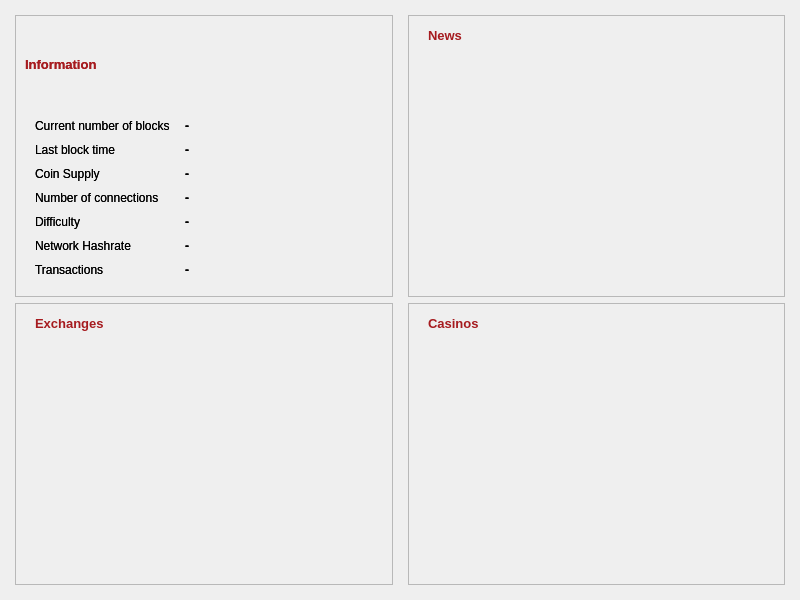
Before: the Qt Designer form src/qt/forms/infopage.ui in transcoder/CasinoCoin, drawn with Qt 5.
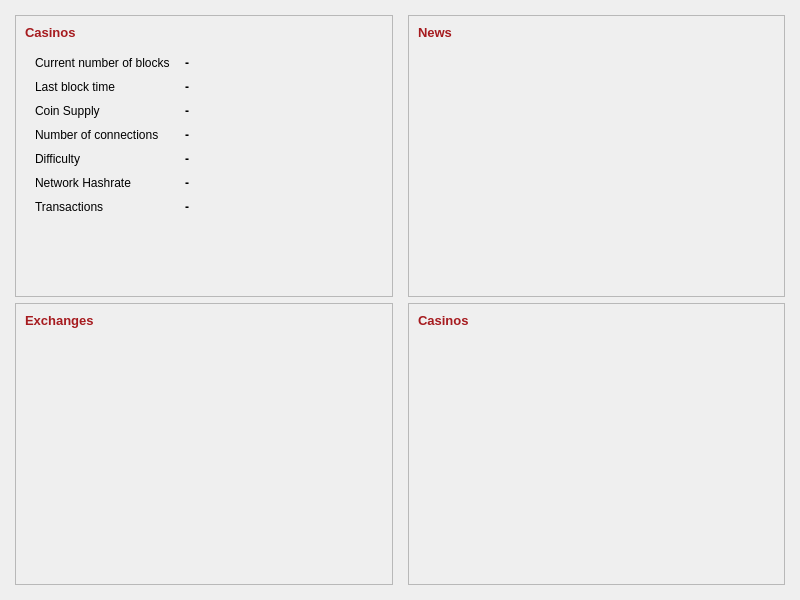
After: the same form once the commit is applied.

Commit message: Exchanges widget

Diff of the .ui file:
```diff
--- a/src/qt/forms/infopage.ui
+++ b/src/qt/forms/infopage.ui
@@ -29,37 +29,88 @@
    <property name="horizontalSpacing">
     <number>15</number>
    </property>
-   <item row="1" column="0">
-    <widget class="QFrame" name="exchangeInfoBox">
+   <item row="0" column="1">
+    <widget class="QFrame" name="newsItemsBox">
      <property name="frameShape">
       <enum>QFrame::StyledPanel</enum>
      </property>
      <property name="frameShadow">
       <enum>QFrame::Sunken</enum>
      </property>
-     <widget class="QLabel" name="lblExchangesHeader">
-      <property name="geometry">
-       <rect>
-        <x>20</x>
-        <y>10</y>
-        <width>351</width>
-        <height>21</height>
-       </rect>
-      </property>
-      <property name="font">
-       <font>
-        <pointsize>10</pointsize>
-        <weight>75</weight>
-        <bold>true</bold>
-       </font>
-      </property>
-      <property name="styleSheet">
-       <string notr="true">color: rgb(166, 27, 31);</string>
-      </property>
-      <property name="text">
-       <string>Exchanges</string>
-      </property>
-     </widget>
+     <layout class="QGridLayout" name="gridLayout_3">
+      <item row="0" column="0">
+       <widget class="QLabel" name="lblNewsHeader">
+        <property name="font">
+         <font>
+          <pointsize>10</pointsize>
+          <weight>75</weight>
+          <bold>true</bold>
+         </font>
+        </property>
+        <property name="styleSheet">
+         <string notr="true">color: rgb(166, 27, 31);</string>
+        </property>
+        <property name="text">
+         <string>News</string>
+        </property>
+       </widget>
+      </item>
+      <item row="1" column="0">
+       <spacer name="verticalSpacer_2">
+        <property name="orientation">
+         <enum>Qt::Vertical</enum>
+        </property>
+        <property name="sizeHint" stdset="0">
+         <size>
+          <width>20</width>
+          <height>40</height>
+         </size>
+        </property>
+       </spacer>
+      </item>
+     </layout>
+    </widget>
+   </item>
+   <item row="1" column="1">
+    <widget class="QFrame" name="casinoInfoBox">
+     <property name="frameShape">
+      <enum>QFrame::StyledPanel</enum>
+     </property>
+     <property name="frameShadow">
+      <enum>QFrame::Sunken</enum>
+     </property>
+     <layout class="QGridLayout" name="gridLayout_5">
+      <item row="0" column="0">
+       <widget class="QLabel" name="lblCasinosHeader">
+        <property name="font">
+         <font>
+          <pointsize>10</pointsize>
+          <weight>75</weight>
+          <bold>true</bold>
+         </font>
+        </property>
+        <property name="styleSheet">
+         <string notr="true">color: rgb(166, 27, 31);</string>
+        </property>
+        <property name="text">
+         <string>Casinos</string>
+        </property>
+       </widget>
+      </item>
+      <item row="1" column="0">
+       <spacer name="verticalSpacer">
+        <property name="orientation">
+         <enum>Qt::Vertical</enum>
+        </property>
+        <property name="sizeHint" stdset="0">
+         <size>
+          <width>20</width>
+          <height>40</height>
+         </size>
+        </property>
+       </spacer>
+      </item>
+     </layout>
     </widget>
    </item>
    <item row="0" column="0">
@@ -74,6 +125,23 @@
       <enum>QFrame::Sunken</enum>
      </property>
      <layout class="QGridLayout" name="gridLayout_2">
+      <item row="0" column="0">
+       <widget class="QLabel" name="lblCasinosHeader_2">
+        <property name="font">
+         <font>
+          <pointsize>10</pointsize>
+          <weight>75</weight>
+          <bold>true</bold>
+         </font>
+        </property>
+        <property name="styleSheet">
+         <string notr="true">color: rgb(166, 27, 31);</string>
+        </property>
+        <property name="text">
+         <string>Casinos</string>
+        </property>
+       </widget>
+      </item>
       <item row="1" column="0">
        <layout class="QFormLayout" name="formCoinDetails">
         <property name="fieldGrowthPolicy">
@@ -495,547 +563,63 @@
         </item>
        </layout>
       </item>
-      <item row="0" column="0">
-       <widget class="QLabel" name="lblCasinosHeader_2">
-        <property name="font">
-         <font>
-          <family>MS Shell Dlg 2</family>
-          <pointsize>10</pointsize>
-          <weight>75</weight>
-          <bold>true</bold>
-         </font>
+      <item row="2" column="0">
+       <spacer name="verticalSpacer_3">
+        <property name="orientation">
+         <enum>Qt::Vertical</enum>
         </property>
-        <property name="styleSheet">
-         <string notr="true">color: rgb(166, 27, 31);</string>
+        <property name="sizeHint" stdset="0">
+         <size>
+          <width>20</width>
+          <height>40</height>
+         </size>
         </property>
-        <property name="text">
-         <string>Information</string>
-        </property>
-       </widget>
+       </spacer>
       </item>
      </layout>
     </widget>
    </item>
-   <item row="0" column="1">
-    <widget class="QFrame" name="newsItemsBox">
+   <item row="1" column="0">
+    <widget class="QFrame" name="exchangeInfoBox">
      <property name="frameShape">
       <enum>QFrame::StyledPanel</enum>
      </property>
      <property name="frameShadow">
       <enum>QFrame::Sunken</enum>
      </property>
-     <widget class="QLabel" name="lblNewsHeader">
-      <property name="geometry">
-       <rect>
-        <x>20</x>
-        <y>10</y>
-        <width>351</width>
-        <height>21</height>
-       </rect>
-      </property>
-      <property name="font">
-       <font>
-        <pointsize>10</pointsize>
-        <weight>75</weight>
-        <bold>true</bold>
-       </font>
-      </property>
-      <property name="styleSheet">
-       <string notr="true">color: rgb(166, 27, 31);</string>
-      </property>
-      <property name="text">
-       <string>News</string>
-      </property>
-     </widget>
-    </widget>
-   </item>
-   <item row="1" column="1">
-    <widget class="QFrame" name="casinoInfoBox">
-     <property name="frameShape">
-      <enum>QFrame::StyledPanel</enum>
-     </property>
-     <property name="frameShadow">
-      <enum>QFrame::Sunken</enum>
-     </property>
-     <widget class="QLabel" name="lblCasinosHeader">
-      <property name="geometry">
-       <rect>
-        <x>20</x>
-        <y>10</y>
-        <width>351</width>
-        <height>21</height>
-       </rect>
-      </property>
-      <property name="font">
-       <font>
-        <pointsize>10</pointsize>
-        <weight>75</weight>
-        <bold>true</bold>
-       </font>
-      </property>
-      <property name="styleSheet">
-       <string notr="true">color: rgb(166, 27, 31);</string>
-      </property>
-      <property name="text">
-       <string>Casinos</string>
-      </property>
-     </widget>
-    </widget>
-   </item>
-   <item row="0" column="0">
-    <widget class="QFrame" name="coinInfoBox">
-     <property name="autoFillBackground">
-      <bool>false</bool>
-     </property>
-     <property name="frameShape">
-      <enum>QFrame::StyledPanel</enum>
-     </property>
-     <property name="frameShadow">
-      <enum>QFrame::Sunken</enum>
-     </property>
-     <layout class="QGridLayout" name="gridLayout_2">
-      <item row="0" column="0">
-       <widget class="QLabel" name="lblCasinosHeader_2">
-        <property name="font">
-         <font>
-          <family>MS Shell Dlg 2</family>
-          <pointsize>10</pointsize>
-          <weight>75</weight>
-          <bold>true</bold>
-         </font>
+     <layout class="QGridLayout" name="gridLayout_4">
+      <item row="2" column="0">
+       <spacer name="verticalSpacer_4">
+        <property name="orientation">
+         <enum>Qt::Vertical</enum>
         </property>
-        <property name="styleSheet">
-         <string notr="true">color: rgb(166, 27, 31);</string>
+        <property name="sizeHint" stdset="0">
+         <size>
+          <width>20</width>
+          <height>40</height>
+         </size>
         </property>
-        <property name="text">
-         <string>Information</string>
-        </property>
-       </widget>
+       </spacer>
       </item>
       <item row="1" column="0">
-       <layout class="QGridLayout" name="gridLayout_3">
-        <item row="0" column="0">
-         <layout class="QFormLayout" name="formCoinDetails">
-          <property name="fieldGrowthPolicy">
-           <enum>QFormLayout::AllNonFixedFieldsGrow</enum>
-          </property>
-          <property name="horizontalSpacing">
-           <number>15</number>
-          </property>
-          <property name="verticalSpacing">
-           <number>10</number>
-          </property>
-          <property name="leftMargin">
-           <number>10</number>
-          </property>
-          <property name="topMargin">
-           <number>10</number>
-          </property>
-          <property name="rightMargin">
-           <number>10</number>
-          </property>
-          <property name="bottomMargin">
-           <number>10</number>
-          </property>
-          <item row="0" column="0">
-           <widget class="QLabel" name="lblBlockHeight">
-            <property name="styleSheet">
-             <string notr="true"/>
-            </property>
-            <property name="text">
-             <string>Current number of blocks</string>
-            </property>
-            <property name="wordWrap">
-             <bool>true</bool>
-            </property>
-           </widget>
-          </item>
-          <item row="0" column="1">
-           <widget class="QLabel" name="txtBlockHeight">
-            <property name="font">
-             <font>
-              <weight>75</weight>
-              <bold>true</bold>
-             </font>
-            </property>
-            <property name="styleSheet">
-             <string notr="true"/>
-            </property>
-            <property name="text">
-             <string notr="true">-</string>
-            </property>
-            <property name="wordWrap">
-             <bool>true</bool>
-            </property>
-           </widget>
-          </item>
-          <item row="1" column="0">
-           <widget class="QLabel" name="lblLastBlockTime">
-            <property name="styleSheet">
-             <string notr="true"/>
-            </property>
-            <property name="text">
-             <string>Last block time</string>
-            </property>
-            <property name="wordWrap">
-             <bool>true</bool>
-            </property>
-           </widget>
-          </item>
-          <item row="1" column="1">
-           <widget class="QLabel" name="txtLastBlockTime">
-            <property name="font">
-             <font>
-              <weight>75</weight>
-              <bold>true</bold>
-             </font>
-            </property>
-            <property name="styleSheet">
-             <string notr="true"/>
-            </property>
-            <property name="text">
-             <string notr="true">-</string>
-            </property>
-            <property name="wordWrap">
-             <bool>true</bool>
-            </property>
-           </widget>
-          </item>
-          <item row="2" column="0">
-           <widget class="QLabel" name="lblCoinSupply">
-            <property name="styleSheet">
-             <string notr="true"/>
-            </property>
-            <property name="text">
-             <string>Coin Supply</string>
-            </property>
-            <property name="wordWrap">
-             <bool>true</bool>
-            </property>
-           </widget>
-          </item>
-          <item row="2" column="1">
-           <widget class="QLabel" name="txtCoinSupply">
-            <property name="palette">
-             <palette>
-              <active>
-               <colorrole role="WindowText">
-                <brush brushstyle="SolidPattern">
-                 <color alpha="255">
-                  <red>0</red>
-                  <green>0</green>
-                  <blue>0</blue>
-                 </color>
-                </brush>
-               </colorrole>
-               <colorrole role="Button">
-                <brush brushstyle="SolidPattern">
-                 <color alpha="255">
-                  <red>255</red>
-                  <green>255</green>
-                  <blue>255</blue>
-                 </color>
-                </brush>
-               </colorrole>
-               <colorrole role="Text">
-                <brush brushstyle="SolidPattern">
-                 <color alpha="255">
-                  <red>0</red>
-                  <green>0</green>
-                  <blue>0</blue>
-                 </color>
-                </brush>
-               </colorrole>
-               <colorrole role="ButtonText">
-                <brush brushstyle="SolidPattern">
-                 <color alpha="255">
-                  <red>0</red>
-                  <green>0</green>
-                  <blue>0</blue>
-                 </color>
-                </brush>
-               </colorrole>
-               <colorrole role="Base">
-                <brush brushstyle="SolidPattern">
-                 <color alpha="255">
-                  <red>255</red>
-                  <green>255</green>
-                  <blue>255</blue>
-                 </color>
-                </brush>
-               </colorrole>
-               <colorrole role="Window">
-                <brush brushstyle="SolidPattern">
-                 <color alpha="255">
-                  <red>255</red>
-                  <green>255</green>
-                  <blue>255</blue>
-                 </color>
-                </brush>
-               </colorrole>
-              </active>
-              <inactive>
-               <colorrole role="WindowText">
-                <brush brushstyle="SolidPattern">
-                 <color alpha="255">
-                  <red>0</red>
-                  <green>0</green>
-                  <blue>0</blue>
-                 </color>
-                </brush>
-               </colorrole>
-               <colorrole role="Button">
-                <brush brushstyle="SolidPattern">
-                 <color alpha="255">
-                  <red>255</red>
-                  <green>255</green>
-                  <blue>255</blue>
-                 </color>
-                </brush>
-               </colorrole>
-               <colorrole role="Text">
-                <brush brushstyle="SolidPattern">
-                 <color alpha="255">
-                  <red>0</red>
-                  <green>0</green>
-                  <blue>0</blue>
-                 </color>
-                </brush>
-               </colorrole>
-               <colorrole role="ButtonText">
-                <brush brushstyle="SolidPattern">
-                 <color alpha="255">
-                  <red>0</red>
-                  <green>0</green>
-                  <blue>0</blue>
-                 </color>
-                </brush>
-               </colorrole>
-               <colorrole role="Base">
-                <brush brushstyle="SolidPattern">
-                 <color alpha="255">
-                  <red>255</red>
-                  <green>255</green>
-                  <blue>255</blue>
-                 </color>
-                </brush>
-               </colorrole>
-               <colorrole role="Window">
-                <brush brushstyle="SolidPattern">
-                 <color alpha="255">
-                  <red>255</red>
-                  <green>255</green>
-                  <blue>255</blue>
-                 </color>
-                </brush>
-               </colorrole>
-              </inactive>
-              <disabled>
-               <colorrole role="WindowText">
-                <brush brushstyle="SolidPattern">
-                 <color alpha="255">
-                  <red>0</red>
-                  <green>0</green>
-                  <blue>0</blue>
-                 </color>
-                </brush>
-               </colorrole>
-               <colorrole role="Button">
-                <brush brushstyle="SolidPattern">
-                 <color alpha="255">
-                  <red>255</red>
-                  <green>255</green>
-                  <blue>255</blue>
-                 </color>
-                </brush>
-               </colorrole>
-               <colorrole role="Text">
-                <brush brushstyle="SolidPattern">
-                 <color alpha="255">
-                  <red>0</red>
-                  <green>0</green>
-                  <blue>0</blue>
-                 </color>
-                </brush>
-               </colorrole>
-               <colorrole role="ButtonText">
-                <brush brushstyle="SolidPattern">
-                 <color alpha="255">
-                  <red>0</red>
-                  <green>0</green>
-                  <blue>0</blue>
-                 </color>
-                </brush>
-               </colorrole>
-               <colorrole role="Base">
-                <brush brushstyle="SolidPattern">
-                 <color alpha="255">
-                  <red>255</red>
-                  <green>255</green>
-                  <blue>255</blue>
-                 </color>
-                </brush>
-               </colorrole>
-               <colorrole role="Window">
-                <brush brushstyle="SolidPattern">
-                 <color alpha="255">
-                  <red>255</red>
-                  <green>255</green>
-                  <blue>255</blue>
-                 </color>
-                </brush>
-               </colorrole>
-              </disabled>
-             </palette>
-            </property>
-            <property name="font">
-             <font>
-              <weight>75</weight>
-              <bold>true</bold>
-             </font>
-            </property>
-            <property name="styleSheet">
-             <string notr="true"/>
-            </property>
-            <property name="text">
-             <string notr="true">-</string>
-            </property>
-            <property name="wordWrap">
-             <bool>true</bool>
-            </property>
-           </widget>
-          </item>
-          <item row="3" column="0">
-           <widget class="QLabel" name="lblConnections">
-            <property name="styleSheet">
-             <string notr="true"/>
-            </property>
-            <property name="text">
-             <string>Number of connections</string>
-            </property>
-            <property name="wordWrap">
-             <bool>true</bool>
-            </property>
-           </widget>
-          </item>
-          <item row="3" column="1">
-           <widget class="QLabel" name="txtConnections">
-            <property name="font">
-             <font>
-              <weight>75</weight>
-              <bold>true</bold>
-             </font>
-            </property>
-            <property name="styleSheet">
-             <string notr="true"/>
-            </property>
-            <property name="text">
-             <string notr="true">-</string>
-            </property>
-            <property name="wordWrap">
-             <bool>true</bool>
-            </property>
-           </widget>
-          </item>
-          <item row="4" column="0">
-           <widget class="QLabel" name="lblDifficulty">
-            <property name="styleSheet">
-             <string notr="true"/>
-            </property>
-            <property name="text">
-             <string>Difficulty</string>
-            </property>
-            <property name="wordWrap">
-             <bool>true</bool>
-            </property>
-           </widget>
-          </item>
-          <item row="4" column="1">
-           <widget class="QLabel" name="txtDifficulty">
-            <property name="font">
-             <font>
-              <weight>75</weight>
-              <bold>true</bold>
-             </font>
-            </property>
-            <property name="styleSheet">
-             <string notr="true"/>
-            </property>
-            <property name="text">
-             <string notr="true">-</string>
-            </property>
-            <property name="wordWrap">
-             <bool>true</bool>
-            </property>
-           </widget>
-          </item>
-          <item row="5" column="0">
-           <widget class="QLabel" name="lblHashRate">
-            <property name="styleSheet">
-             <string notr="true"/>
-            </property>
-            <property name="text">
-             <string>Network Hashrate</string>
-            </property>
-            <property name="wordWrap">
-             <bool>true</bool>
-            </property>
-           </widget>
-          </item>
-          <item row="5" column="1">
-           <widget class="QLabel" name="txtHashRate">
-            <property name="font">
-             <font>
-              <weight>75</weight>
-              <bold>true</bold>
-             </font>
-            </property>
-            <property name="styleSheet">
-             <string notr="true"/>
-            </property>
-            <property name="text">
-             <string notr="true">-</string>
-            </property>
-            <property name="wordWrap">
-             <bool>true</bool>
-            </property>
-           </widget>
-          </item>
-          <item row="6" column="0">
-           <widget class="QLabel" name="lblTransactionCount">
-            <property name="styleSheet">
-             <string notr="true"/>
-            </property>
-            <property name="text">
-             <string>Transactions</string>
-            </property>
-            <property name="wordWrap">
-             <bool>true</bool>
-            </property>
-           </widget>
-          </item>
-          <item row="6" column="1">
-           <widget class="QLabel" name="txtTransactionCount">
-            <property name="font">
-             <font>
-              <weight>75</weight>
-              <bold>true</bold>
-             </font>
-            </property>
-            <property name="styleSheet">
-             <string notr="true"/>
-            </property>
-            <property name="text">
-             <string notr="true">-</string>
-            </property>
-            <property name="wordWrap">
-             <bool>true</bool>
-            </property>
-           </widget>
-          </item>
-         </layout>
-        </item>
-       </layout>
+       <layout class="QVBoxLayout" name="verticalLayoutExchanges"/>
+      </item>
+      <item row="0" column="0">
+       <widget class="QLabel" name="lblExchangesHeader">
+        <property name="font">
+         <font>
+          <pointsize>10</pointsize>
+          <weight>75</weight>
+          <bold>true</bold>
+         </font>
+        </property>
+        <property name="styleSheet">
+         <string notr="true">color: rgb(166, 27, 31);</string>
+        </property>
+        <property name="text">
+         <string>Exchanges</string>
+        </property>
+       </widget>
       </item>
      </layout>
     </widget>
```
The commit also changes 17 other files.
